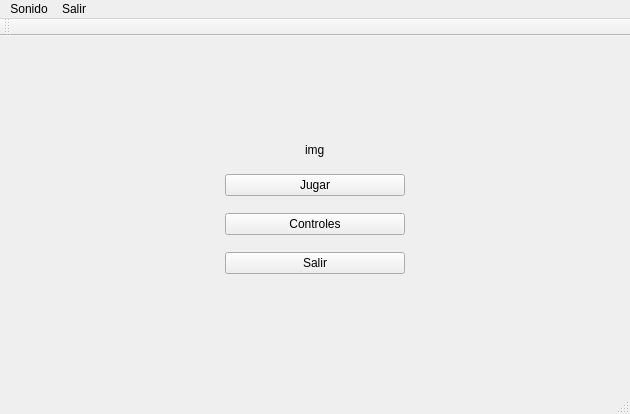
FrancoLiberali/Worms-TallerI, file client/ui/mainwindow.ui: the form before one commit.
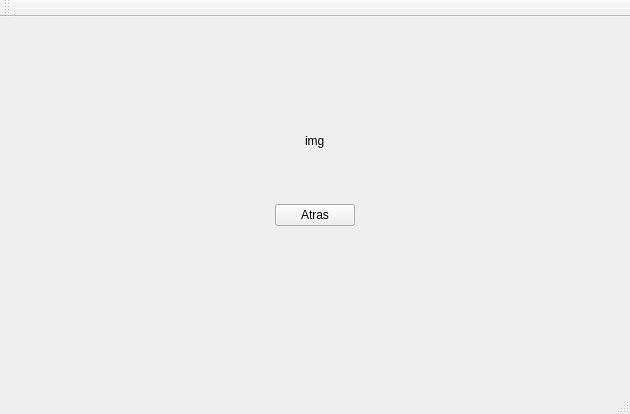
The form after the commit. The open tabs and pages were chosen to show the change.

Commit message:
Tuning de UI cliente, agrego algunos sonidos.
Lobby mas ordenado.
Agrego la ventana de Controles.

```diff
--- a/client/ui/mainwindow.ui
+++ b/client/ui/mainwindow.ui
@@ -239,6 +239,47 @@
         </item>
        </layout>
       </widget>
+      <widget class="QWidget" name="controls">
+       <layout class="QGridLayout" name="gridLayout_5">
+        <item row="0" column="0">
+         <layout class="QHBoxLayout" name="horizontalLayout_2">
+          <item>
+           <spacer name="horizontalSpacer_3">
+            <property name="orientation">
+             <enum>Qt::Horizontal</enum>
+            </property>
+            <property name="sizeHint" stdset="0">
+             <size>
+              <width>40</width>
+              <height>20</height>
+             </size>
+            </property>
+           </spacer>
+          </item>
+          <item>
+           <widget class="QPushButton" name="backCButton">
+            <property name="text">
+             <string>Atras</string>
+            </property>
+           </widget>
+          </item>
+          <item>
+           <spacer name="horizontalSpacer_4">
+            <property name="orientation">
+             <enum>Qt::Horizontal</enum>
+            </property>
+            <property name="sizeHint" stdset="0">
+             <size>
+              <width>40</width>
+              <height>20</height>
+             </size>
+            </property>
+           </spacer>
+          </item>
+         </layout>
+        </item>
+       </layout>
+      </widget>
      </widget>
     </item>
     <item row="3" column="1">
@@ -301,22 +342,9 @@
      <x>0</x>
      <y>0</y>
      <width>630</width>
-     <height>27</height>
+     <height>22</height>
     </rect>
    </property>
-   <widget class="QMenu" name="menusonido">
-    <property name="title">
-     <string>Sonido</string>
-    </property>
-    <addaction name="actionoff"/>
-   </widget>
-   <widget class="QMenu" name="menuSalir">
-    <property name="title">
-     <string>Salir</string>
-    </property>
-   </widget>
-   <addaction name="menusonido"/>
-   <addaction name="menuSalir"/>
   </widget>
   <widget class="QToolBar" name="mainToolBar">
    <attribute name="toolBarArea">
```
Left out of the diff: 58 changed lines with no effect on the pictures. The commit also changes 17 other files.
